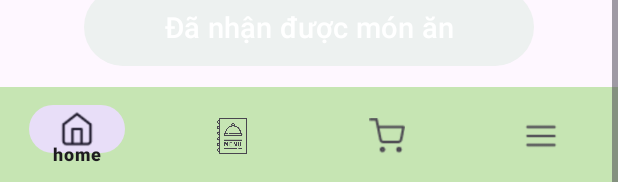
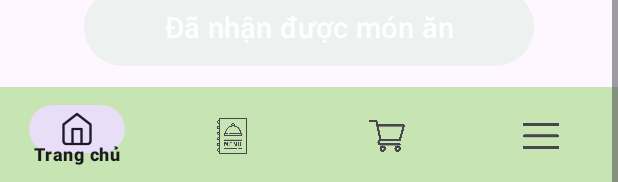
Before and after one commit to PhatNguyen1736/DoAnCK_Mobile, an Android app: the layout chitietdonhang_danggiao.xml on its own in the app's theme, with its tools: preview values and no code run, scrolled down 208 dp, on a phone screen of 412 x 824 dp. Shown: the part 1051-1233 px from the top of the screen. Run offline under Robolectric (Android 15) with nearby library versions, the phone set to English and light mode, and no system bars.

Commit message:
Phat_updateNew

```diff
--- a/Project_Phat/app/src/main/java/com/example/foodorder_project/MainActivity.java
+++ b/Project_Phat/app/src/main/java/com/example/foodorder_project/MainActivity.java
@@ -25,7 +25,7 @@ public class MainActivity extends AppCompatActivity {
     @Override
     protected void onCreate(Bundle savedInstanceState) {
         super.onCreate(savedInstanceState);
-        setContentView(R.layout.activity_main);
+        setContentView(R.layout.trangthaidonhanghientai_lichsu);
 //        ANH NGUYEN
        // Tạo danh sách thông tin đơn hàng
 //        ArrayList<String> orderInfoList = new ArrayList<>();
--- a/Project_Phat/app/src/main/res/layout/cart.xml
+++ b/Project_Phat/app/src/main/res/layout/cart.xml
@@ -393,7 +393,6 @@
             android:layout_alignParentBottom="true"
             android:layout_marginBottom="0dp"
             android:background="@color/main"
-            app:menu="@menu/nav_item" />
-
+            app:menu="@menu/navigation_menu_bottom" />
     </RelativeLayout>
 </androidx.constraintlayout.widget.ConstraintLayout>
--- a/Project_Phat/app/src/main/res/layout/chitietdonhang_danggiao.xml
+++ b/Project_Phat/app/src/main/res/layout/chitietdonhang_danggiao.xml
@@ -582,7 +582,7 @@
             android:layout_width="match_parent"
             android:layout_height="65dp"
             android:background="@color/bg_tabbar"
-            app:menu="@menu/bottom_navigation"
+            app:menu="@menu/navigation_menu_bottom"
             android:layout_below="@+id/btn_nhanduocmon"/>
 
     </RelativeLayout>
--- a/Project_Phat/app/src/main/res/layout/detail_order.xml
+++ b/Project_Phat/app/src/main/res/layout/detail_order.xml
@@ -632,7 +632,7 @@
             android:layout_alignParentBottom="true"
             android:layout_marginBottom="0dp"
             android:background="@color/main"
-            app:menu="@menu/nav_item" />
+            app:menu="@menu/navigation_menu_bottom" />
 
     </RelativeLayout>
 </androidx.constraintlayout.widget.ConstraintLayout>
--- a/Project_Phat/app/src/main/res/layout/feedback.xml
+++ b/Project_Phat/app/src/main/res/layout/feedback.xml
@@ -793,7 +793,7 @@
             android:layout_alignParentBottom="true"
             android:layout_marginBottom="0dp"
             android:background="@color/main"
-            app:menu="@menu/nav_item" />
+            app:menu="@menu/navigation_menu_bottom" />
 
     </RelativeLayout>
 
--- a/Project_Phat/app/src/main/res/layout/food_chitiet.xml
+++ b/Project_Phat/app/src/main/res/layout/food_chitiet.xml
@@ -320,7 +320,7 @@
             android:layout_height="wrap_content"
             android:layout_alignParentBottom="true"
             android:background="@color/main"
-            app:menu="@menu/nav_item" />
+            app:menu="@menu/navigation_menu_bottom" />
 
     </RelativeLayout>
 
--- a/Project_Phat/app/src/main/res/layout/icon_cai_chuong.xml
+++ b/Project_Phat/app/src/main/res/layout/icon_cai_chuong.xml
@@ -189,7 +189,7 @@
             android:layout_height="wrap_content"
             android:layout_alignParentBottom="true"
             app:backgroundTint="@color/custom_green"
-            app:menu="@menu/bottom_navigation_menu" />
+            app:menu="@menu/navigation_menu_bottom" />
 
     </RelativeLayout>
 
--- a/Project_Phat/app/src/main/res/layout/menu_chitiet.xml
+++ b/Project_Phat/app/src/main/res/layout/menu_chitiet.xml
@@ -645,7 +645,7 @@
             android:layout_alignParentBottom="true"
             android:layout_marginBottom="0dp"
             android:background="@color/main"
-            app:menu="@menu/nav_item" />
+            app:menu="@menu/navigation_menu_bottom" />
 
     </RelativeLayout>
 
--- a/Project_Phat/app/src/main/res/layout/test.xml
+++ /dev/null
@@ -1,6 +0,0 @@
-<?xml version="1.0" encoding="utf-8"?>
-<androidx.constraintlayout.widget.ConstraintLayout xmlns:android="http://schemas.android.com/apk/res/android"
-    android:layout_width="match_parent"
-    android:layout_height="match_parent">
-
-</androidx.constraintlayout.widget.ConstraintLayout>
--- a/Project_Phat/app/src/main/res/layout/trangthaidonhanghientai_lichsu.xml
+++ b/Project_Phat/app/src/main/res/layout/trangthaidonhanghientai_lichsu.xml
@@ -56,7 +56,7 @@
                 android:layout_width="match_parent"
                 android:layout_height="65dp"
                 android:background="@color/bg_tabbar"
-                app:menu="@menu/bottom_navigation" />
+                app:menu="@menu/navigation_menu_bottom" />
 
         </LinearLayout>
     </FrameLayout>
--- a/Project_Phat/app/src/main/res/menu/bottom_navigation.xml
+++ /dev/null
@@ -1,18 +0,0 @@
-<?xml version="1.0" encoding="utf-8"?>
-<menu xmlns:android="http://schemas.android.com/apk/res/android">
-    <item android:id="@+id/home"
-        android:title="home"
-        android:icon="@drawable/ic_home"/>
-
-    <item android:id="@+id/menu"
-        android:title="menu"
-        android:icon="@drawable/ic_menu"/>
-
-    <item android:id="@+id/shopping_cart"
-        android:title="shopping_cart"
-        android:icon="@drawable/ic_shopping_cart"/>
-
-    <item android:id="@+id/xemthem"
-        android:title="xemthem"
-        android:icon="@drawable/ic_xemthem"/>
-</menu>
```
Also changed, not shown: Project_Phat/app/src/main/res/menu/bottom_navigation_menu.xml (deleted, +0 -18 lines), Project_Phat/app/src/main/res/menu/nav_item.xml (deleted, +0 -27 lines).
